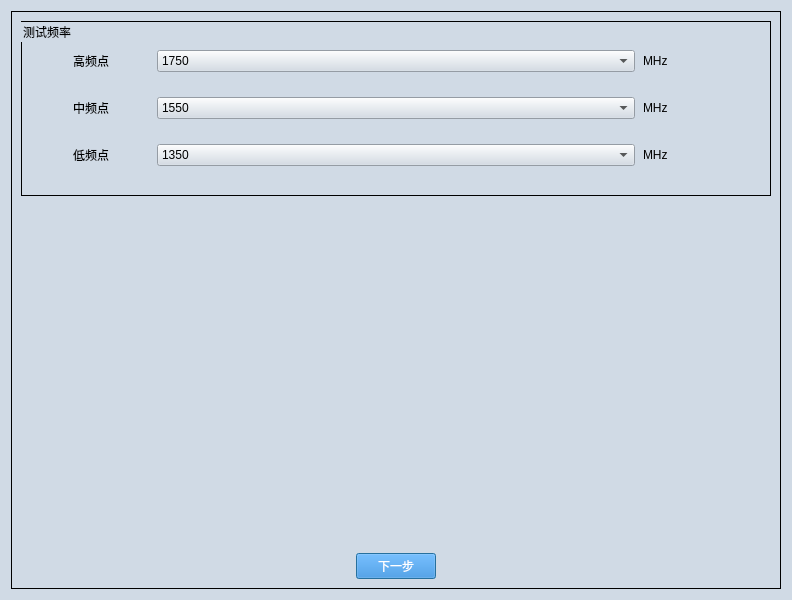
Qt form ui/mw1500_device/AUTO_TEST_TR_T.ui (gaoxingyu-hub/HUA54testframework) before a commit.
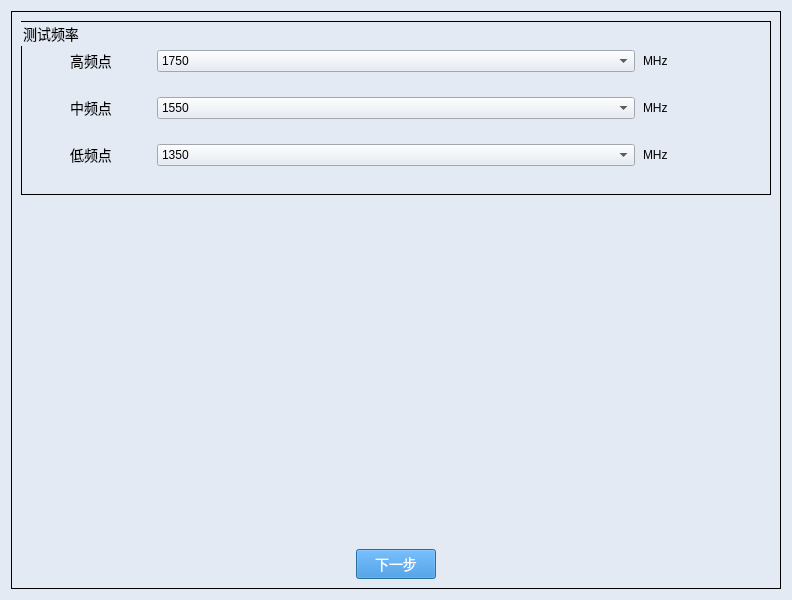
The same form after that commit.

```diff
--- a/ui/mw1500_device/AUTO_TEST_TR_T.ui
+++ b/ui/mw1500_device/AUTO_TEST_TR_T.ui
@@ -20,48 +20,43 @@
    <string>Dialog</string>
   </property>
   <property name="styleSheet">
-   <string notr="true">QDialog{
-background-color:#D0DAE5;
-}
-
-QTextBrower{
-background-color:#D0DAE5;
-}
-
-QLineEdit{
-background-color:#D0DAE5;
-}
-
+   <string notr="true">
 QWidget{
-background-color:#D0DAE5;
+background-color:#E3EAF4;
 }
-
-QStackedWidget{
-background-color:#D0DAE5;
+QLineEdit{
+background-color:#E3EAF4;
 }
-
-QHeaderView{
-background-color:#D0DAE5;
+QDialog{
+background-color:#E3EAF4;
+margin-top:10px;
 }
-
 QLabel{
-font-size:12px;
+font-size:14px;
 font-family:Microsoft YaHei;
-background-color:#D0DAE5;
+background-color:#E3EAF4;
 }
-
-QPushButton{         /*按钮自适应拉伸背景*/
-border-width: 2px 15px 2px 15px;
+QGroupBox{
+font-size:14px;
+font-family:Microsoft YaHei;
+border:1px solid rgb(0, 0, 0);
+background-color:#E3EAF4;
+}
+QPushButton{
 background-color:#2884D8;
 color: #FFFFFF;
-font-size:12px;
+font-size:14px;
 font-family:Microsoft YaHei;
 }
-
-QGroupBox{
-font-size:12px;
-font-family:Microsoft YaHei;
-border:1px solid rgb(0, 0, 0); 
+QTextBrowser{
+border-width:0;
+border-style:outset;
+background-color:#E3EAF4;
+}
+QGraphicsView{
+background-color:#E3EAF4;
+border-width:0;
+border-style:outset;
 }</string>
   </property>
   <layout class="QGridLayout" name="gridLayout_2">
```
